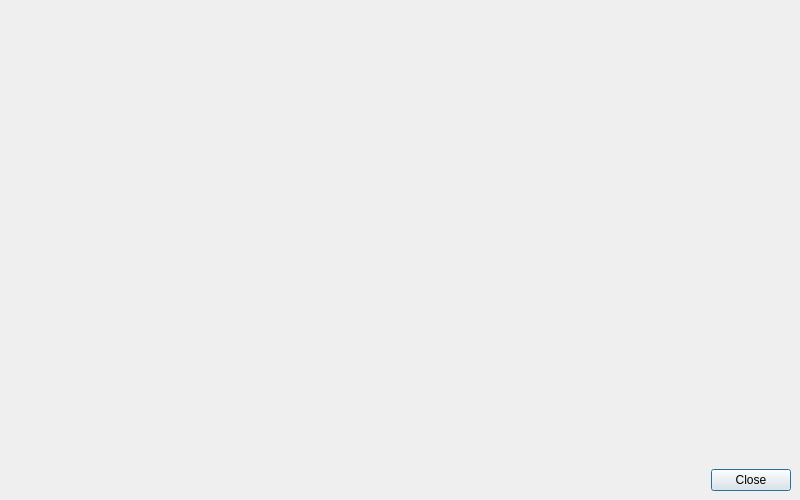
The window that src/gui/settingsdialog.ui (nextcloud/desktop) describes before a commit, drawn with Qt 5.
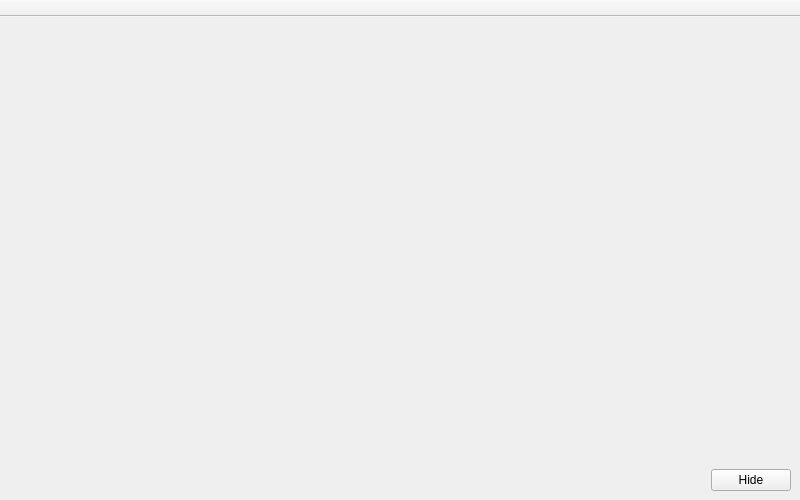
The same window after the commit.

Commit message:
Gui: Make settings dialog a main Window instad of a dilaog
It has be used as a Window in ages ...

What changed in the file:
```diff
--- a/src/gui/settingsdialog.ui
+++ b/src/gui/settingsdialog.ui
@@ -1,7 +1,7 @@
 <?xml version="1.0" encoding="UTF-8"?>
 <ui version="4.0">
  <class>OCC::SettingsDialog</class>
- <widget class="QDialog" name="OCC::SettingsDialog">
+ <widget class="QMainWindow" name="OCC::SettingsDialog">
   <property name="geometry">
    <rect>
     <x>0</x>
@@ -13,48 +13,63 @@
   <property name="windowTitle">
    <string>Settings</string>
   </property>
-  <layout class="QVBoxLayout" name="verticalLayout_2">
-   <property name="spacing">
-    <number>0</number>
-   </property>
-   <property name="leftMargin">
-    <number>0</number>
-   </property>
-   <property name="topMargin">
-    <number>0</number>
-   </property>
-   <property name="rightMargin">
-    <number>0</number>
-   </property>
-   <property name="bottomMargin">
-    <number>0</number>
-   </property>
-   <item>
-    <widget class="QStackedWidget" name="stack"/>
-   </item>
-   <item>
-    <widget class="QWidget" name="widget" native="true">
-     <layout class="QVBoxLayout" name="verticalLayout">
-      <property name="leftMargin">
-       <number>0</number>
-      </property>
-      <property name="topMargin">
-       <number>0</number>
-      </property>
+  <widget class="QWidget" name="centralwidget">
+   <layout class="QVBoxLayout" name="verticalLayout">
+    <item>
+     <widget class="QStackedWidget" name="stack"/>
+    </item>
+    <item>
+     <layout class="QHBoxLayout" name="horizontalLayout">
       <item>
-       <widget class="QDialogButtonBox" name="buttonBox">
+       <spacer name="horizontalSpacer">
         <property name="orientation">
          <enum>Qt::Horizontal</enum>
         </property>
-        <property name="standardButtons">
-         <set>QDialogButtonBox::Close</set>
+        <property name="sizeHint" stdset="0">
+         <size>
+          <width>40</width>
+          <height>20</height>
+         </size>
+        </property>
+       </spacer>
+      </item>
+      <item>
+       <widget class="QPushButton" name="hideButton">
+        <property name="text">
+         <string>Hide</string>
         </property>
        </widget>
       </item>
      </layout>
-    </widget>
-   </item>
-  </layout>
+    </item>
+   </layout>
+  </widget>
+  <widget class="QToolBar" name="toolBar">
+   <property name="windowTitle">
+    <string>toolBar</string>
+   </property>
+   <property name="movable">
+    <bool>false</bool>
+   </property>
+   <property name="iconSize">
+    <size>
+     <width>32</width>
+     <height>32</height>
+    </size>
+   </property>
+   <property name="toolButtonStyle">
+    <enum>Qt::ToolButtonTextUnderIcon</enum>
+   </property>
+   <property name="floatable">
+    <bool>true</bool>
+   </property>
+   <attribute name="toolBarArea">
+    <enum>TopToolBarArea</enum>
+   </attribute>
+   <attribute name="toolBarBreak">
+    <bool>false</bool>
+   </attribute>
+  </widget>
  </widget>
  <resources/>
  <connections/>
```
Left out of the diff: 4 changed lines with no effect on the pictures. The commit also changes 2 other files.
